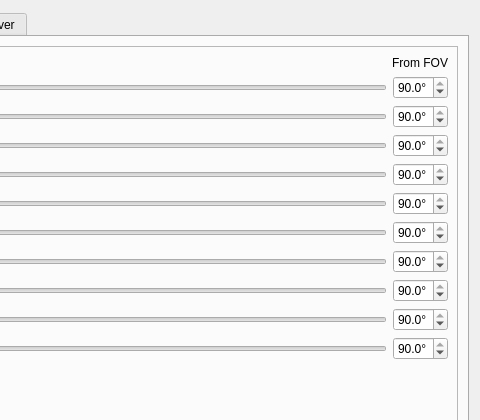
Qt form csetting.ui (PavelMr/skytechx) before a commit; both pictures show x 629 to 1109 and y 0 to 420 of the 1109 by 737 pixel window.
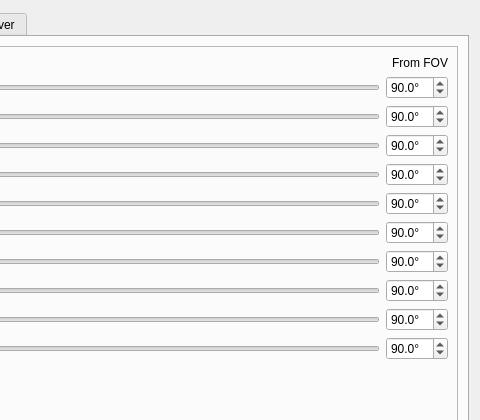
The same form after that commit. The open tabs and pages were chosen to show the change. Icons and pictures are not drawn. Custom widgets are drawn as their Qt base class.

Commit message: DSO fov

```diff
--- a/csetting.ui
+++ b/csetting.ui
@@ -1439,7 +1439,7 @@
                     <double>0.100000000000000</double>
                    </property>
                    <property name="maximum">
-                    <double>90.000000000000000</double>
+                    <double>180.000000000000000</double>
                    </property>
                    <property name="value">
                     <double>90.000000000000000</double>
@@ -1481,7 +1481,7 @@
                     <double>0.100000000000000</double>
                    </property>
                    <property name="maximum">
-                    <double>90.000000000000000</double>
+                    <double>180.000000000000000</double>
                    </property>
                    <property name="value">
                     <double>90.000000000000000</double>
@@ -1523,7 +1523,7 @@
                     <double>0.100000000000000</double>
                    </property>
                    <property name="maximum">
-                    <double>90.000000000000000</double>
+                    <double>180.000000000000000</double>
                    </property>
                    <property name="value">
                     <double>90.000000000000000</double>
@@ -1565,7 +1565,7 @@
                     <double>0.100000000000000</double>
                    </property>
                    <property name="maximum">
-                    <double>90.000000000000000</double>
+                    <double>180.000000000000000</double>
                    </property>
                    <property name="value">
                     <double>90.000000000000000</double>
@@ -1607,7 +1607,7 @@
                     <double>0.100000000000000</double>
                    </property>
                    <property name="maximum">
-                    <double>90.000000000000000</double>
+                    <double>180.000000000000000</double>
                    </property>
                    <property name="value">
                     <double>90.000000000000000</double>
@@ -1649,7 +1649,7 @@
                     <double>0.100000000000000</double>
                    </property>
                    <property name="maximum">
-                    <double>90.000000000000000</double>
+                    <double>180.000000000000000</double>
                    </property>
                    <property name="value">
                     <double>90.000000000000000</double>
@@ -1691,7 +1691,7 @@
                     <double>0.100000000000000</double>
                    </property>
                    <property name="maximum">
-                    <double>90.000000000000000</double>
+                    <double>180.000000000000000</double>
                    </property>
                    <property name="value">
                     <double>90.000000000000000</double>
@@ -1733,7 +1733,7 @@
                     <double>0.100000000000000</double>
                    </property>
                    <property name="maximum">
-                    <double>90.000000000000000</double>
+                    <double>180.000000000000000</double>
                    </property>
                    <property name="value">
                     <double>90.000000000000000</double>
@@ -1775,7 +1775,7 @@
                     <double>0.100000000000000</double>
                    </property>
                    <property name="maximum">
-                    <double>90.000000000000000</double>
+                    <double>180.000000000000000</double>
                    </property>
                    <property name="value">
                     <double>90.000000000000000</double>
@@ -1817,7 +1817,7 @@
                     <double>0.100000000000000</double>
                    </property>
                    <property name="maximum">
-                    <double>90.000000000000000</double>
+                    <double>180.000000000000000</double>
                    </property>
                    <property name="value">
                     <double>90.000000000000000</double>
```
Left out of the diff: 22 changed lines with no effect on the pictures. The commit also changes 2 other files.
